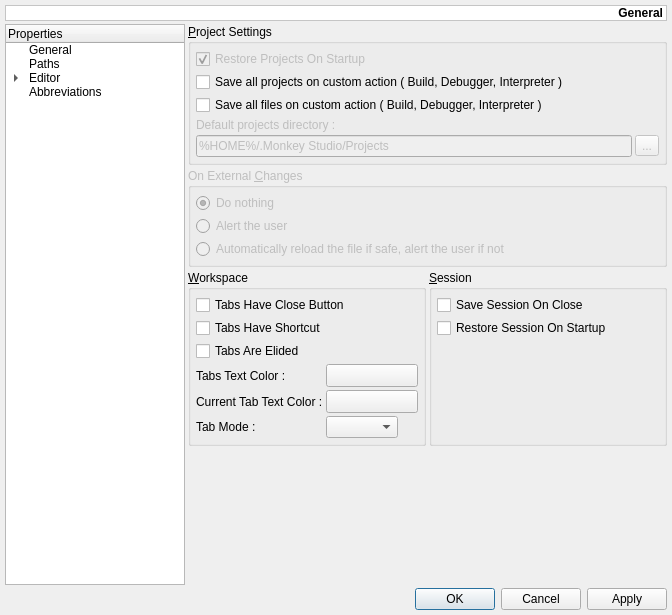
This is monkey/src/maininterface/ui/UISettings.ui in pasnox/monkeystudio2 as Qt 5 draws it before an edit. The edited form follows.
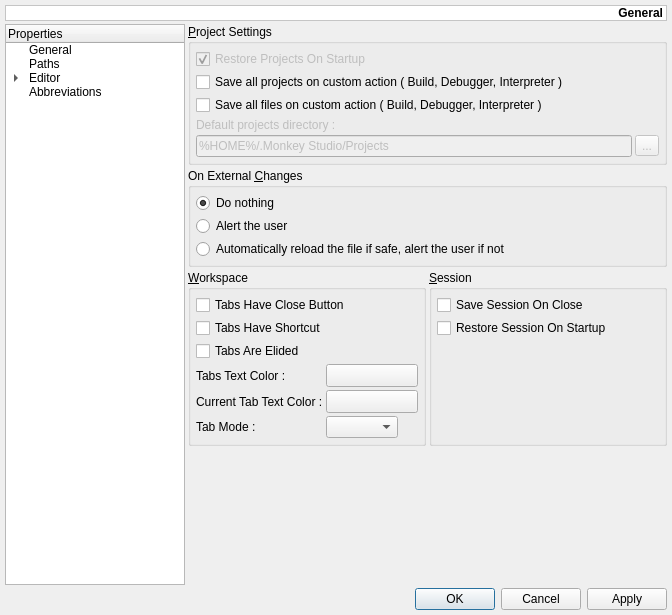
This is the edited form. Custom widgets are drawn as their Qt base class.

Commit message: Fix windows symbols export

The edit to the form file:
```diff
--- a/monkey/src/maininterface/ui/UISettings.ui
+++ b/monkey/src/maininterface/ui/UISettings.ui
@@ -332,9 +332,6 @@
        </item>
        <item row="1" column="0" colspan="2" >
         <widget class="QGroupBox" name="gbOnExternalChanges" >
-         <property name="enabled" >
-          <bool>false</bool>
-         </property>
          <property name="title" >
           <string>On External &amp;Changes</string>
          </property>
```
The commit also changes 7 other files.
